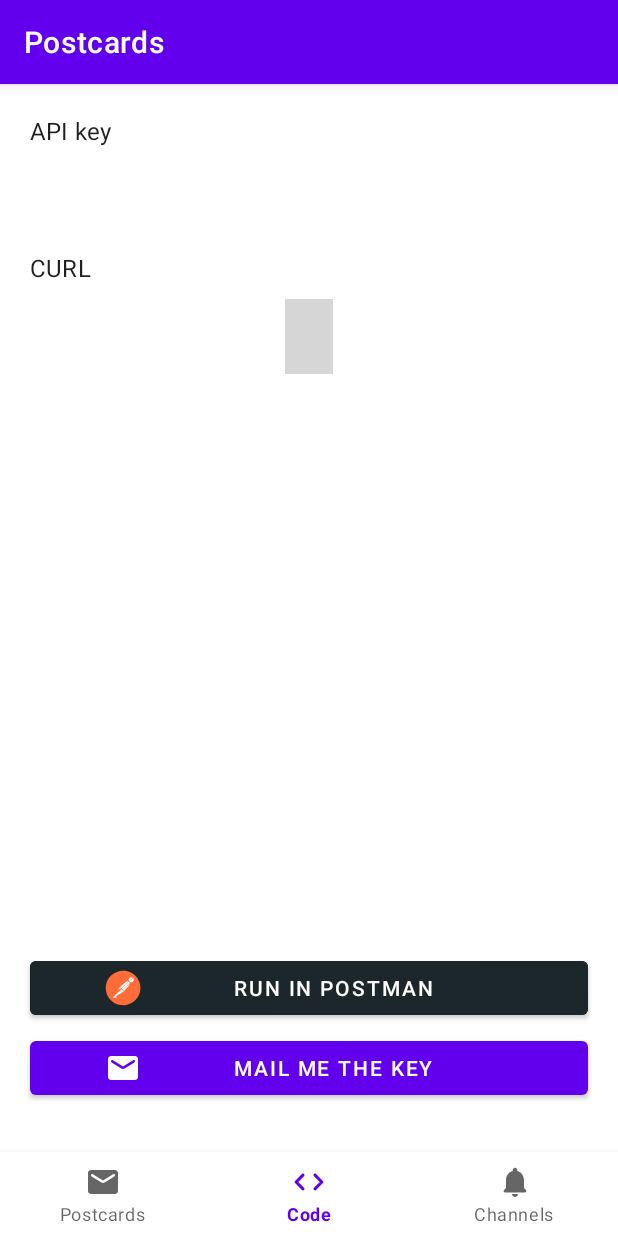
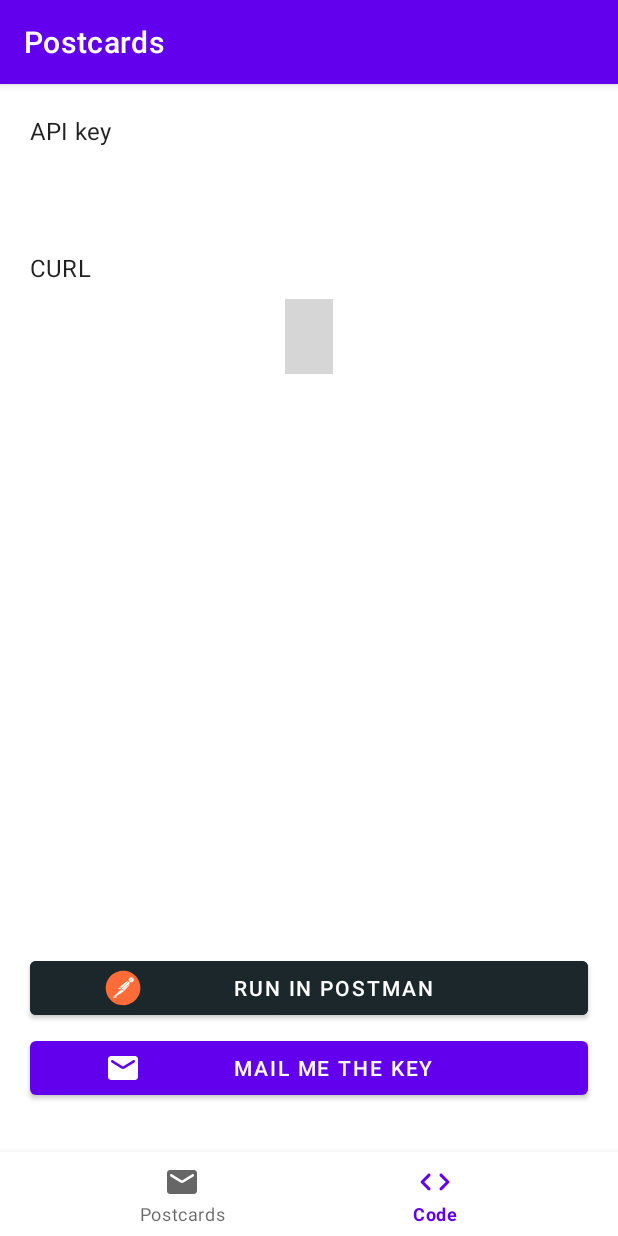
Before and after one commit to secretshardul/postcards-android, an Android app: the screen it shows after launch (MainActivity), item 2 of the bottom bar chosen, on a phone screen of 412 x 824 dp. Run offline under Robolectric (Android 15) with nearby library versions, the phone set to English and light mode, and no system bars; our stand-ins replace Firebase (no records; nobody signed in at launch, a user with empty details on screens opened directly), Timber; libraries missing offline, so code that uses them is left out: io.github.kbiakov.codeview; plain views replace CodeView; 4 statements that could not run were skipped; grey boxes are pictures that could not be loaded.

Commit message:
hack: Delete channels menu

```diff
--- a/app/src/main/res/drawable/ic_notifications.xml
+++ /dev/null
@@ -1,9 +0,0 @@
-<vector xmlns:android="http://schemas.android.com/apk/res/android"
-    android:width="24dp"
-    android:height="24dp"
-    android:viewportWidth="24"
-    android:viewportHeight="24">
-  <path
-      android:fillColor="#FF000000"
-      android:pathData="M12,22c1.1,0 2,-0.9 2,-2h-4c0,1.1 0.89,2 2,2zM18,16v-5c0,-3.07 -1.64,-5.64 -4.5,-6.32L13.5,4c0,-0.83 -0.67,-1.5 -1.5,-1.5s-1.5,0.67 -1.5,1.5v0.68C7.63,5.36 6,7.92 6,11v5l-1.29,1.29c-0.63,0.63 -0.19,1.71 0.7,1.71h13.17c0.89,0 1.34,-1.08 0.71,-1.71L18,16z"/>
-</vector>
--- a/app/src/main/res/menu/navigation.xml
+++ b/app/src/main/res/menu/navigation.xml
@@ -11,9 +11,4 @@
         android:icon="@drawable/ic_code"
         android:title="Code"/>
 
-    <item
-        android:id="@+id/navigation_channels"
-        android:icon="@drawable/ic_notifications"
-        android:title="Channels"/>
-
 </menu>
```
Also changed, not shown: app/src/main/java/com/secretshardul/android/postcards/ChannelsFragment.kt (deleted, +0 -25 lines), app/src/main/java/com/secretshardul/android/postcards/MainActivity.kt (+7 -7 lines), app/src/main/res/layout/fragment_channels.xml (deleted, +0 -13 lines).
